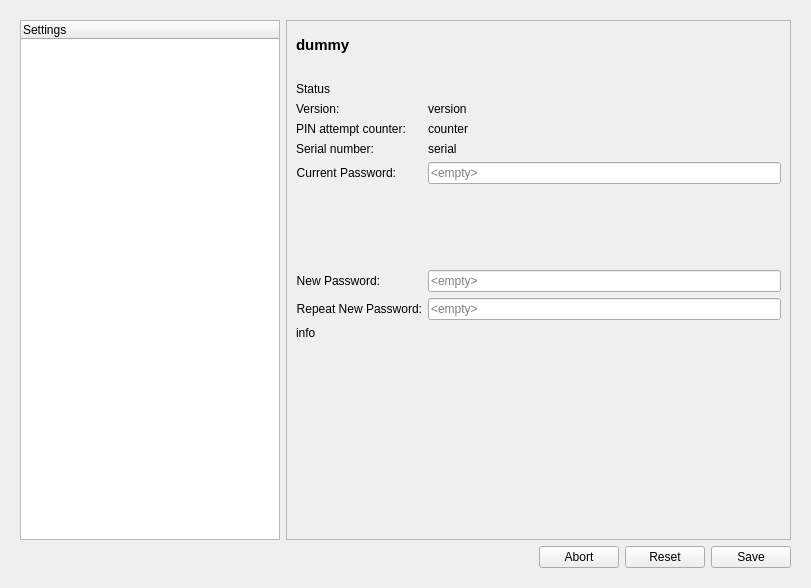
The window that nitrokeyapp/ui/settings_tab.ui (Nitrokey/nitrokey-app2) describes before a commit, drawn with Qt 5.
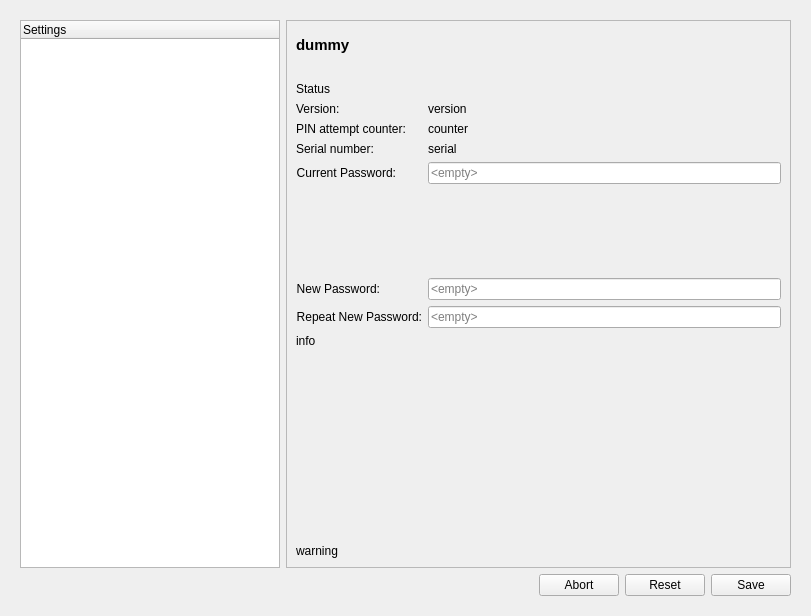
The same window after the commit. Icons and pictures are not drawn.

Patch:
```diff
--- a/nitrokeyapp/ui/settings_tab.ui
+++ b/nitrokeyapp/ui/settings_tab.ui
@@ -7,7 +7,7 @@
     <x>0</x>
     <y>0</y>
     <width>811</width>
-    <height>588</height>
+    <height>616</height>
    </rect>
   </property>
   <property name="sizePolicy">
@@ -360,6 +360,13 @@
             </property>
            </spacer>
           </item>
+          <item row="17" column="0">
+           <widget class="QLabel" name="warning_label">
+            <property name="text">
+             <string>warning</string>
+            </property>
+           </widget>
+          </item>
          </layout>
         </widget>
        </item>
```
